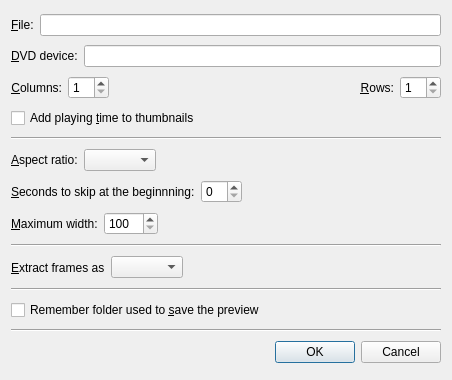
This is src/videopreview/videopreviewconfigdialog.ui in wilbert2000/wzplayer as Qt 5 draws it before an edit. The edited form follows.
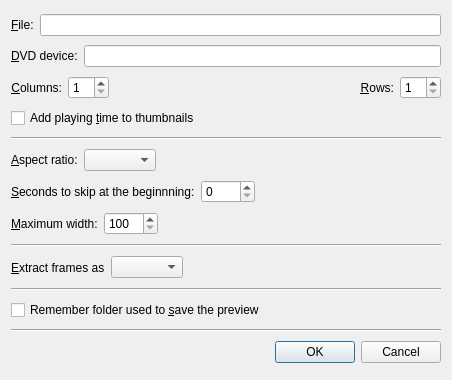
This is the edited form. Custom widgets are drawn as their Qt base class.

Commit message: (Videopreview) Set the maximum value for initial_step to 9999

```diff
--- a/src/videopreview/videopreviewconfigdialog.ui
+++ b/src/videopreview/videopreviewconfigdialog.ui
@@ -170,7 +170,11 @@
       </widget>
      </item>
      <item>
-      <widget class="QSpinBox" name="initial_step_spin" />
+      <widget class="QSpinBox" name="initial_step_spin" >
+       <property name="maximum" >
+        <number>9999</number>
+       </property>
+      </widget>
      </item>
      <item>
       <spacer>
```
